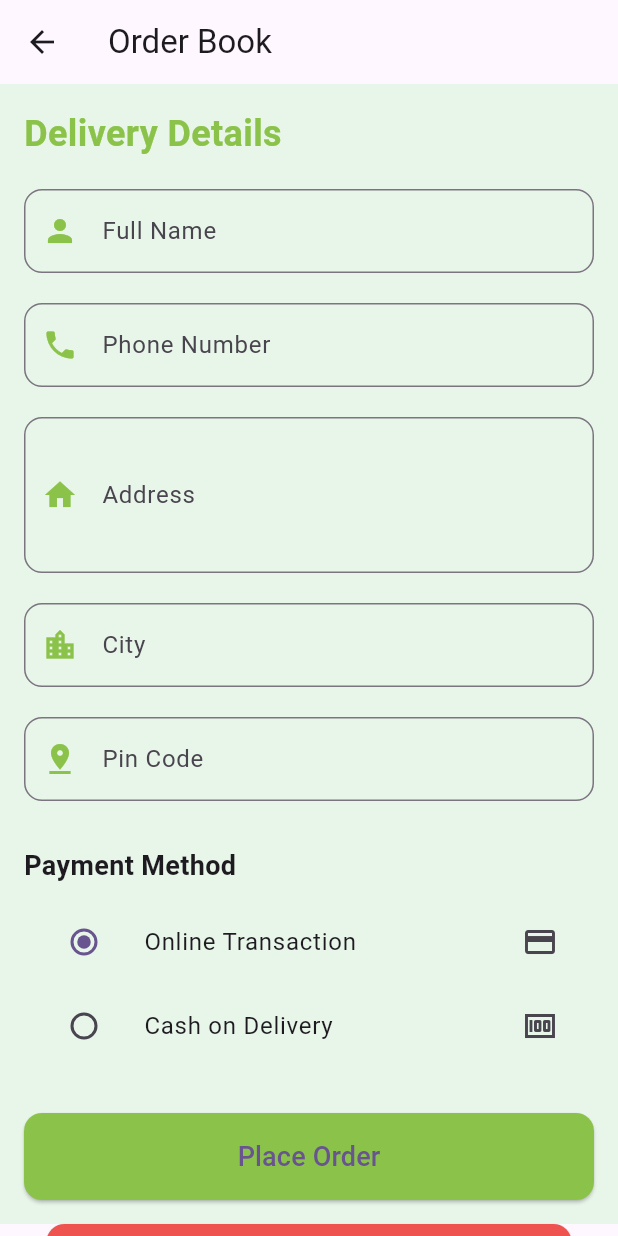
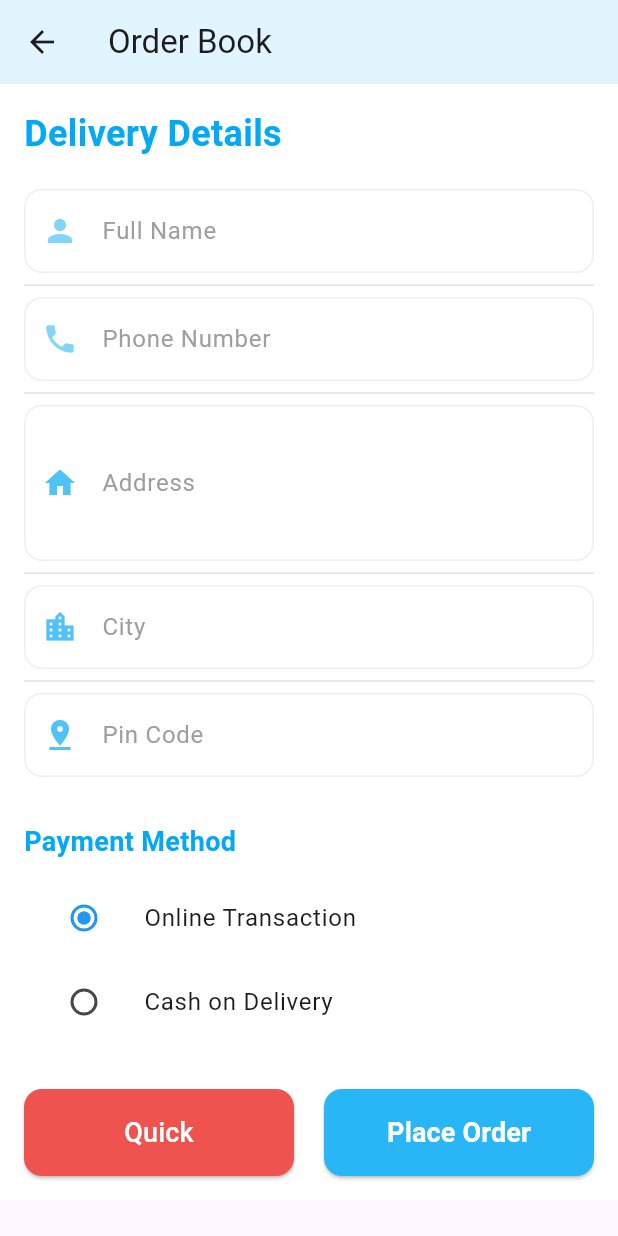
Before and after one commit to shubhamgitvns/Goal_Getter, a Flutter app: the OrderFormPage screen opened directly with empty values, on a phone screen of 412 x 824 dp. Run offline on Flutter 3.47's test engine with Material 3 defaults, Android fonts, the phone set to English and light mode, and no system bars; our stand-ins replace cloud_firestore, firebase_auth, firebase_core, firebase_messaging, flutter_local_notifications, google_sign_in and 2 more; accounts and stored records are empty; network calls fail.

Commit message:
modify app theam

```diff
--- a/lib/home_page/order_book_page.dart
+++ b/lib/home_page/order_book_page.dart
@@ -38,14 +38,17 @@ class _OrderFormPageState extends State<OrderFormPage> {
   Widget build(BuildContext context) {
     return Scaffold(
       appBar: AppBar(
-        title: const Text('Order Book'),
+        title: const Text(
+          'Order Book',
+        ),
+        backgroundColor: Colors.lightBlue.shade50,
         elevation: 0,
       ),
       body: SingleChildScrollView(
         child: Column(
           children: [
             Container(
-              color: Colors.green[50],
+              color: Colors.white,
               padding: const EdgeInsets.all(16.0),
               child: Form(
                 key: _formKey,
@@ -57,7 +60,7 @@ class _OrderFormPageState extends State<OrderFormPage> {
                       style: TextStyle(
                         fontSize: 24,
                         fontWeight: FontWeight.bold,
-                        color: Colors.lightGreen,
+                        color: Colors.lightBlue,
                       ),
                     ),
                     const SizedBox(height: 20),
@@ -66,11 +69,18 @@ class _OrderFormPageState extends State<OrderFormPage> {
                       controller: _nameController,
                       decoration: InputDecoration(
                         labelText: 'Full Name',
-                        border: OutlineInputBorder(
+                        labelStyle: const TextStyle(color: Colors.grey),
+                        border: const OutlineInputBorder(),
+                        enabledBorder: OutlineInputBorder(
                             borderRadius: BorderRadius.circular(12),
-                        ),
-                        prefixIcon:
-                            const Icon(Icons.person, color: Colors.lightGreen),
+                            borderSide:
+                                BorderSide(color: Colors.grey.shade200)),
+                        focusedBorder: OutlineInputBorder(
+                            borderRadius: BorderRadius.circular(12),
+                            borderSide:
+                                BorderSide(color: Colors.lightBlue.shade100)),
+                        prefixIcon: Icon(Icons.person,
+                            color: Colors.lightBlue.shade200),
                       ),
                       validator: (value) {
                         if (value == null || value.trim().isEmpty) {
@@ -79,18 +89,28 @@ class _OrderFormPageState extends State<OrderFormPage> {
                         return null;
                       },
                     ),
-                    const SizedBox(height: 20),
+                    //const SizedBox(height: 20),
+                    Divider(
+                      color: Colors.grey.shade300,
+                    ),
                     // Phone Number Field
                     TextFormField(
                       controller: _phoneController,
                       keyboardType: TextInputType.phone,
                       decoration: InputDecoration(
                         labelText: 'Phone Number',
-                        border: OutlineInputBorder(
+                        labelStyle: const TextStyle(color: Colors.grey),
+                        border: const OutlineInputBorder(),
+                        enabledBorder: OutlineInputBorder(
                             borderRadius: BorderRadius.circular(12),
-                        ),
+                            borderSide:
+                                BorderSide(color: Colors.grey.shade200)),
+                        focusedBorder: OutlineInputBorder(
+                            borderRadius: BorderRadius.circular(12),
+                            borderSide:
+                                BorderSide(color: Colors.lightBlue.shade100)),
                         prefixIcon:
-                            const Icon(Icons.phone, color: Colors.lightGreen),
+                            Icon(Icons.phone, color: Colors.lightBlue.shade200),
                       ),
                       validator: (value) {
                         if (value == null || value.trim().isEmpty) {
@@ -102,18 +122,27 @@ class _OrderFormPageState extends State<OrderFormPage> {
                         return null;
                       },
                     ),
-                    const SizedBox(height: 20),
+                    Divider(
+                      color: Colors.grey.shade300,
+                    ),
                     // Address Field
                     TextFormField(
                       controller: _addressController,
                       maxLines: 3,
                       decoration: InputDecoration(
                         labelText: 'Address',
-                        border: OutlineInputBorder(
+                        labelStyle: const TextStyle(color: Colors.grey),
+                        border: const OutlineInputBorder(),
+                        enabledBorder: OutlineInputBorder(
                             borderRadius: BorderRadius.circular(12),
-                        ),
+                            borderSide:
+                                BorderSide(color: Colors.grey.shade200)),
+                        focusedBorder: OutlineInputBorder(
+                            borderRadius: BorderRadius.circular(12),
+                            borderSide:
+                                BorderSide(color: Colors.lightBlue.shade100)),
                         prefixIcon:
-                            const Icon(Icons.home, color: Colors.lightGreen),
+                            Icon(Icons.home, color: Colors.lightBlue.shade300),
                       ),
                       validator: (value) {
                         if (value == null || value.trim().isEmpty) {
@@ -122,17 +151,26 @@ class _OrderFormPageState extends State<OrderFormPage> {
                         return null;
                       },
                     ),
-                    const SizedBox(height: 20),
+                    Divider(
+                      color: Colors.grey.shade300,
+                    ),
                     // City Field
                     TextFormField(
                       controller: _cityController,
                       decoration: InputDecoration(
                         labelText: 'City',
-                        border: OutlineInputBorder(
+                        labelStyle: const TextStyle(color: Colors.grey),
+                        border: const OutlineInputBorder(),
+                        enabledBorder: OutlineInputBorder(
                             borderRadius: BorderRadius.circular(12),
-                        ),
-                        prefixIcon: const Icon(Icons.location_city,
-                            color: Colors.lightGreen),
+                            borderSide:
+                                BorderSide(color: Colors.grey.shade200)),
+                        focusedBorder: OutlineInputBorder(
+                            borderRadius: BorderRadius.circular(12),
+                            borderSide:
+                                BorderSide(color: Colors.lightBlue.shade100)),
+                        prefixIcon: Icon(Icons.location_city,
+                            color: Colors.lightBlue.shade300),
                       ),
                       validator: (value) {
                         if (value == null || value.trim().isEmpty) {
@@ -141,18 +179,27 @@ class _OrderFormPageState extends State<OrderFormPage> {
                         return null;
                       },
                     ),
-                    const SizedBox(height: 20),
+                    Divider(
+                      color: Colors.grey.shade300,
+                    ),
                     // Pin Code Field
                     TextFormField(
                       controller: _pinCodeController,
                       keyboardType: TextInputType.number,
                       decoration: InputDecoration(
                         labelText: 'Pin Code',
-                        border: OutlineInputBorder(
+                        labelStyle: const TextStyle(color: Colors.grey),
+                        border: const OutlineInputBorder(),
+                        enabledBorder: OutlineInputBorder(
                             borderRadius: BorderRadius.circular(12),
-                        ),
-                        prefixIcon: const Icon(Icons.pin_drop,
-                            color: Colors.lightGreen),
+                            borderSide:
+                                BorderSide(color: Colors.grey.shade200)),
+                        focusedBorder: OutlineInputBorder(
+                            borderRadius: BorderRadius.circular(12),
+                            borderSide:
+                                BorderSide(color: Colors.lightBlue.shade100)),
+                        prefixIcon: Icon(Icons.pin_drop,
+                            color: Colors.lightBlue.shade300),
                       ),
                       validator: (value) {
                         if (value == null || value.trim().isEmpty) {
@@ -169,8 +216,10 @@ class _OrderFormPageState extends State<OrderFormPage> {
                     // Payment Method Radio Buttons
                     const Text(
                       'Payment Method',
-                      style:
-                          TextStyle(fontSize: 18, fontWeight: FontWeight.bold),
+                      style: TextStyle(
+                          fontSize: 18,
+                          fontWeight: FontWeight.bold,
+                          color: Colors.lightBlue),
                     ),
                     const SizedBox(height: 10),
                     ListTile(
@@ -178,31 +227,88 @@ class _OrderFormPageState extends State<OrderFormPage> {
                       leading: Radio<String>(
                         value: 'online',
                         groupValue: _paymentMethod,
+                        activeColor: Colors.blue,
                         onChanged: (value) {
                           setState(() {
                             _paymentMethod = value;
                           });
                         },
                       ),
-                      trailing: const Icon(Icons.credit_card),
+                      // trailing: const Icon(Icons.credit_card),
                     ),
                     ListTile(
                       title: const Text('Cash on Delivery'),
                       leading: Radio<String>(
                         value: 'cod',
                         groupValue: _paymentMethod,
+                        activeColor: Colors.blue,
                         onChanged: (value) {
                           setState(() {
                             _paymentMethod = value;
                           });
                         },
                       ),
-                      trailing: const Icon(Icons.money),
+                      // trailing: const Icon(Icons.money),
                     ),
 
                     const SizedBox(height: 30),
-                    // Place Order Button
-                    ElevatedButton(
+                    Row(
+                      mainAxisAlignment: MainAxisAlignment.spaceAround,
+                      children: [
+                        Expanded(
+                          child: ElevatedButton(
+                            onPressed: () {
+                              showDialog(
+                                context: context,
+                                builder: (context) => AlertDialog(
+                                  title: const Text('Order Cancel'),
+                                  content: const Text(
+                                    'Are you sure! Your order has been cancel.',
+                                  ),
+                                  actions: [
+                                    TextButton(
+                                      onPressed: () => Navigator.push(
+                                          context,
+                                          MaterialPageRoute(
+                                              builder: (_) => Bottomnavigation(
+                                                    index: 0,
+                                                  ))),
+                                      child: const Text(
+                                        'Yes',
+                                        style: TextStyle(color: Colors.red),
+                                      ),
+                                    ),
+                                    TextButton(
+                                      onPressed: () => Navigator.pop(context),
+                                      child: const Text(
+                                        'NO',
+                                        style:
+                                            TextStyle(color: Colors.lightGreen),
+                                      ),
+                                    ),
+                                  ],
+                                ),
+                              );
+                            },
+                            style: ElevatedButton.styleFrom(
+                              backgroundColor: Colors.red.shade400,
+                              padding: const EdgeInsets.symmetric(vertical: 16),
+                              shape: RoundedRectangleBorder(
+                                borderRadius: BorderRadius.circular(12),
+                              ),
+                            ),
+                            child: const Text(
+                              'Quick',
+                              style:
+                                  TextStyle(fontSize: 18, color: Colors.white),
+                            ),
+                          ),
+                        ),
+                        const SizedBox(
+                          width: 20,
+                        ),
+                        Expanded(
+                          child: ElevatedButton(
                             onPressed: () {
                               if (_formKey.currentState!.validate()) {
                                 showDialog(
@@ -234,8 +340,8 @@ class _OrderFormPageState extends State<OrderFormPage> {
                                             ScaffoldMessenger.of(context)
                                                 .showSnackBar(
                                               SnackBar(
-                                          content:
-                                              Text("Failed to add product: $e"),
+                                                content: Text(
+                                                    "Failed to add product: $e"),
                                                 backgroundColor: Colors.red,
                                               ),
                                             );
@@ -251,7 +357,7 @@ class _OrderFormPageState extends State<OrderFormPage> {
                               }
                             },
                             style: ElevatedButton.styleFrom(
-                        backgroundColor: Colors.lightGreen,
+                              backgroundColor: Colors.lightBlue.shade400,
                               padding: const EdgeInsets.symmetric(vertical: 16),
                               shape: RoundedRectangleBorder(
                                 borderRadius: BorderRadius.circular(12),
@@ -259,55 +365,17 @@ class _OrderFormPageState extends State<OrderFormPage> {
                             ),
                             child: const Text(
                               'Place Order',
-                        style: TextStyle(fontSize: 18),
+                              style: TextStyle(
+                                  fontSize: 18,
+                                  color: Colors.white,
+                                  fontWeight: FontWeight.bold),
+                            ),
                           ),
                         ),
                       ],
-                ),
-              ),
-            ),
-            SizedBox(
-              width: 350,
-              child: ElevatedButton(
-                onPressed: () {
-                  showDialog(
-                    context: context,
-                    builder: (context) => AlertDialog(
-                      title: const Text('Order Cancel'),
-                      content: const Text(
-                        'Are you sure! Your order has been cancel.',
-                      ),
-                      actions: [
-                        TextButton(
-                          onPressed: () => Navigator.push(
-                              context,
-                              MaterialPageRoute(
-                                  builder: (_) => Bottomnavigation(
-                                        index: 0,
-                                      ))),
-                          child: const Text('OK'),
-                        ),
-                        TextButton(
-                          onPressed: () => Navigator.pop(context),
-                          child: const Text(
-                            'NO',
-                            style: TextStyle(color: Colors.red),
-                          ),
-                        ),
+                    )
+                    // Place Order Button
                   ],
-                    ),
-                  );
-                },
-                style: ElevatedButton.styleFrom(
-                  backgroundColor: Colors.red.shade400,
-                  padding: const EdgeInsets.symmetric(vertical: 16),
-                  shape: RoundedRectangleBorder(
-                    borderRadius: BorderRadius.circular(12),
-                  ),
-                ),
-                child: const Text(
-                  'Cancel',
-                  style: TextStyle(fontSize: 18, color: Colors.white),
                 ),
               ),
             ),
--- a/pubspec.yaml
+++ b/pubspec.yaml
@@ -56,6 +56,11 @@ flutter:
      - images/list.png
      - images/google.png
      - images/login.png
+     - images/banner.png
+     - images/banneer_2.png
+     - images/banner_3.png
+     - images/lehnga_1.png
+     - images/lehnga_2.png
   #   - images/a_dot_ham.jpeg
 
   # An image asset can refer to one or more resolution-specific "variants", see
```
Also changed, not shown: lib/home_page/bottombar/bottombar.dart (+5 -2 lines), lib/home_page/home_page.dart (+23 -9 lines), lib/localdb.dart (+2 -12 lines), images/banneer_2.png (added), images/banner.png (added), images/banner_3.png (added), images/lehnga_1.png (added), images/lehnga_2.png (added). Lines whose indentation alone changed are shown as unchanged.
